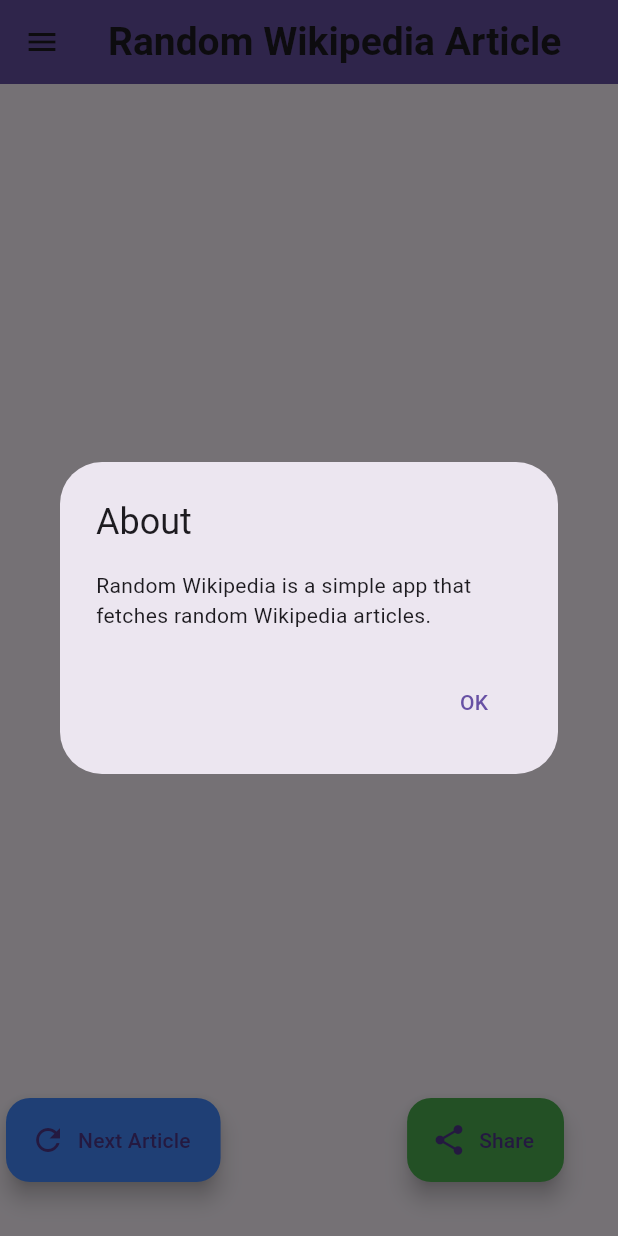
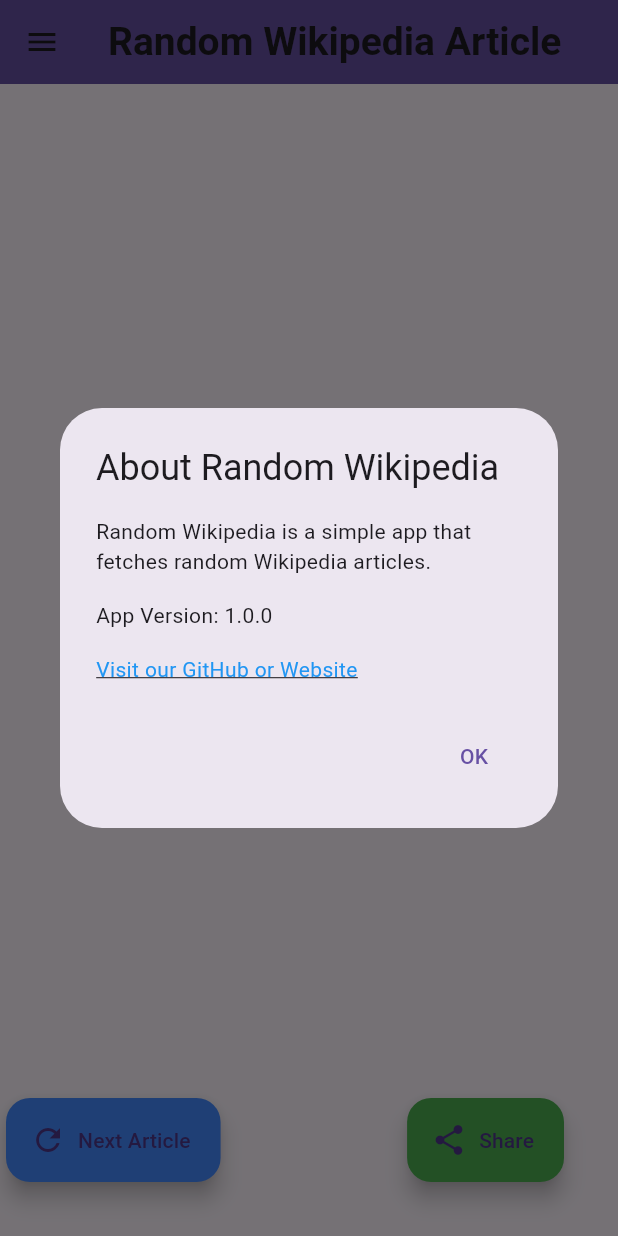
Before and after one commit to edgano/randomWikyApp, a Flutter app: the screen it shows after launch, in the side drawer, after a tap on "About", on a phone screen of 412 x 824 dp. Run offline on Flutter 3.47's test engine with Material 3 defaults, Android fonts, the phone set to English and light mode, and no system bars; our stand-ins replace share_plus; network calls fail.

Commit message:
all functionality done

```diff
--- a/lib/main.dart
+++ b/lib/main.dart
@@ -1,4 +1,5 @@
 import 'package:flutter/material.dart';
+import 'package:flutter/services.dart';
 import 'package:share_plus/share_plus.dart';
 import 'wikipedia_service.dart';
 
@@ -32,7 +33,50 @@ class RandomWikipediaApp extends StatelessWidget {
         ),
       ),
       themeMode: ThemeMode.system,
-      home: const RandomArticleScreen(),
+      home: const SplashScreen(), // Show splash screen first
+    );
+  }
+}
+
+class SplashScreen extends StatefulWidget {
+  const SplashScreen({super.key});
+
+  @override
+  State<SplashScreen> createState() => _SplashScreenState();
+}
+
+class _SplashScreenState extends State<SplashScreen> {
+  @override
+  void initState() {
+    super.initState();
+    _navigateToMainScreen();
+  }
+
+  // Navigate to the main screen after a delay
+  _navigateToMainScreen() async {
+    await Future.delayed(const Duration(seconds: 3));
+    if (mounted) {
+      Navigator.pushReplacement(
+        context,
+        MaterialPageRoute(builder: (context) => const RandomArticleScreen()),
+      );
+    }
+  }
+
+  @override
+  Widget build(BuildContext context) {
+    return Scaffold(
+      backgroundColor: Theme.of(context).primaryColor,
+      body: Center(
+        child: Text(
+          'Random Wikipedia',
+          style: TextStyle(
+            fontSize: 30,
+            color: Colors.white,
+            fontWeight: FontWeight.bold,
+          ),
+        ),
+      ),
     );
   }
 }
@@ -116,8 +160,32 @@ class RandomArticleScreenState extends State<RandomArticleScreen> {
                 showDialog(
                   context: context,
                   builder: (context) => AlertDialog(
-                    title: const Text('About'),
-                    content: const Text('Random Wikipedia is a simple app that fetches random Wikipedia articles.'),
+                    title: const Text('About Random Wikipedia'),
+                    content: Column(
+                      mainAxisSize: MainAxisSize.min,
+                      crossAxisAlignment: CrossAxisAlignment.start,
+                      children: [
+                        const Text('Random Wikipedia is a simple app that fetches random Wikipedia articles.'),
+                        const SizedBox(height: 16),
+                        const Text('App Version: 1.0.0'),
+                        const SizedBox(height: 16),
+                        GestureDetector(
+                          onTap: () {
+                            // Add link to GitHub or website if available
+                            ScaffoldMessenger.of(context).showSnackBar(
+                              const SnackBar(content: Text('Link to GitHub/Website coming soon')),
+                            );
+                          },
+                          child: const Text(
+                            'Visit our GitHub or Website',
+                            style: TextStyle(
+                              color: Colors.blue,
+                              decoration: TextDecoration.underline,
+                            ),
+                          ),
+                        ),
+                      ],
+                    ),
                     actions: [
                       TextButton(
                         onPressed: () => Navigator.pop(context),
@@ -144,8 +212,11 @@ class RandomArticleScreenState extends State<RandomArticleScreen> {
                         child: const Text('Cancel'),
                       ),
                       TextButton(
-                        onPressed: () => Navigator.of(context).pop(true),
-                        child: const Text('Exit'),
+                        onPressed: () {
+                          Navigator.pop(context); // Close the dialog
+                          SystemNavigator.pop(); // Exit the app
+                        },
+                        child: Text('Exit'),
                       ),
                     ],
                   ),
@@ -193,13 +264,14 @@ class RandomArticleScreenState extends State<RandomArticleScreen> {
                   ),
                 ),
               ),
-              const SizedBox(height: 60), // Add padding to bottom of content
+              const SizedBox(height: 50), // Add padding to bottom of content
             ],
           ),
         ),
       )
           : const Center(child: Text('No article available')),
-      floatingActionButton: Stack(
+      floatingActionButton: SafeArea(
+        child: Stack(
           children: [
             Positioned(
               bottom: 20,
@@ -227,6 +299,7 @@ class RandomArticleScreenState extends State<RandomArticleScreen> {
             ),
           ],
         ),
+      ),
     );
   }
 }
```
Lines whose indentation alone changed are shown as unchanged.
